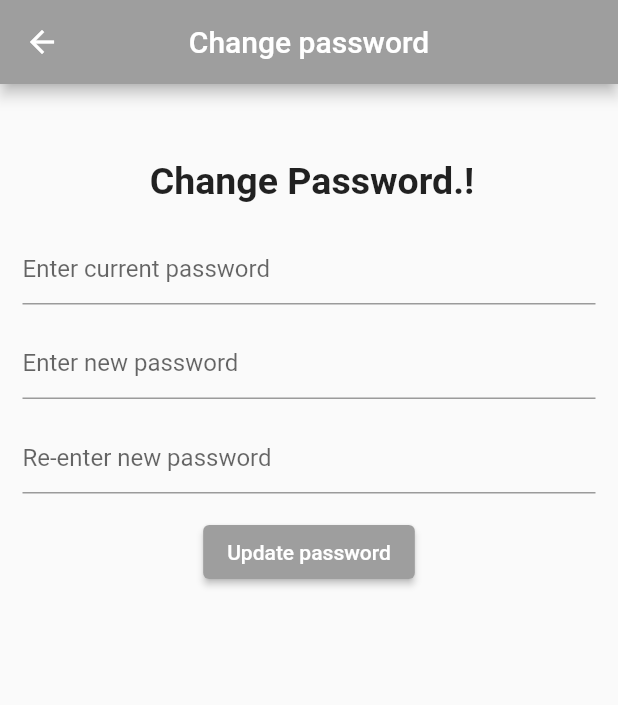
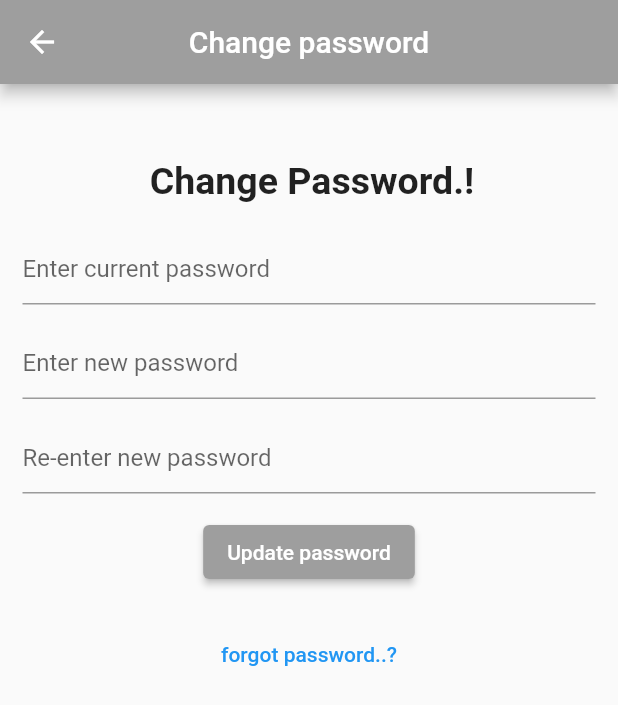
Before and after one commit to vivekhirani4/json-api-call-flutter, a Flutter app: the St_detail screen opened directly with empty values, after a tap on "Change passeword", on a phone screen of 412 x 824 dp. Shown: the top 705 px of the screen. Run offline on Flutter 3.47's test engine with Material 2 defaults, Android fonts, the phone set to English and light mode, and no system bars; our stand-ins replace shared_preferences; accounts and stored records are empty; network calls fail.

Commit message:
v1
minor changes

```diff
--- a/student_api/lib/change_password.dart
+++ b/student_api/lib/change_password.dart
@@ -53,6 +53,19 @@ class _ChangePasswordState extends State<ChangePassword> {
     }
   }
 
+  void _forgotPass() async {
+
+    SharedPreferences srf = await SharedPreferences.getInstance();
+    var st_email = srf.getString('st_email');
+
+    var url =
+        Uri.https('akashsir.in', '/myapi/crud/student-forgot-password-api.php');
+    var response = await http.post(url, body: {'st_email': st_email});
+    print('response code : ${response.statusCode}');
+    print('response body : ${response.body}');
+    print('Password has sent to ${st_email} account check your mail');
+  }
+
   @override
   Widget build(BuildContext context) {
     return Scaffold(
@@ -61,7 +74,8 @@ class _ChangePasswordState extends State<ChangePassword> {
         title: Text('Change password'),
         centerTitle: true,
       ),
-      body: Padding(
+      body: SingleChildScrollView(
+        child: Padding(
           padding: EdgeInsets.all(15),
           child: Column(
             children: [
@@ -107,8 +121,19 @@ class _ChangePasswordState extends State<ChangePassword> {
                 },
                 child: Text('Update password'),
                 style: ElevatedButton.styleFrom(primary: Colors.grey),
-            )
+              ),
+              SizedBox(
+                height: 20,
+              ),
+              TextButton(
+                onPressed: () {
+                  setState(() {
+                    _forgotPass();
+                  });
+                },
+                child: Text('forgot password..?'))
             ],
+          ),
         ),
       ),
     );
--- a/student_api/lib/login.dart
+++ b/student_api/lib/login.dart
@@ -37,6 +37,7 @@ class _LoginState extends State<Login> {
     SharedPreferences srf = await SharedPreferences.getInstance();
     await srf.setString('st_id', s_id);
     await srf.setString('pass', pass);
+    await srf.setString('st_email', id.text);
 
 
     var st_name = mymap['st_name'];
@@ -71,6 +72,7 @@ class _LoginState extends State<Login> {
 
   TextEditingController id = TextEditingController();
   TextEditingController password = TextEditingController();
+
 
   @override
   Widget build(BuildContext context) {
--- a/student_api/lib/st_details.dart
+++ b/student_api/lib/st_details.dart
@@ -18,8 +18,7 @@ class St_detail extends StatefulWidget {
       required this.name,
       required this.email,
       required this.mobile,
-      required this.gender
-      });
+      required this.gender});
 
   @override
   State<St_detail> createState() => _St_detailState();
@@ -30,19 +29,19 @@ class _St_detailState extends State<St_detail> {
   Widget build(BuildContext context) {
     return Scaffold(
       appBar: AppBar(
-        title: Text('Students details'),
+        title: const Text('Students details'),
         backgroundColor: Colors.grey,
         actions: [
           IconButton(
             onPressed: () {},
-            icon: Icon(Icons.notifications_none),
+            icon: const Icon(Icons.notifications_none),
           ),
         ],
       ),
       body: SingleChildScrollView(
         child: Center(
           child: Padding(
-            padding: EdgeInsets.all(13),
+            padding: const EdgeInsets.all(13),
             child: Column(
               children: [
                 const Icon(
@@ -108,14 +107,18 @@ class _St_detailState extends State<St_detail> {
                     ),
                     child: Row(
                       mainAxisAlignment: MainAxisAlignment.center,
-                      children: [
-                        const Text(
+                      children: const [
+                        Text(
                           'Edit profile',
                           style: TextStyle(color: Colors.black, fontSize: 17),
                         ),
-                        SizedBox(width: 5,),
-                        Icon(Icons.edit,
-                        color: Colors.black,)
+                        SizedBox(
+                          width: 5,
+                        ),
+                        Icon(
+                          Icons.edit,
+                          color: Colors.black,
+                        )
                       ],
                     ),
                   ),
@@ -127,13 +130,17 @@ class _St_detailState extends State<St_detail> {
                   onPressed: () {
                     setState(() {
                       Navigator.push(
-                          context, MaterialPageRoute(builder: (context) => ChangePassword(),));
+                          context,
+                          MaterialPageRoute(
+                            builder: (context) => ChangePassword(),
+                          ));
                     });
                   },
-                    child: Text(
+                  child: const Text(
                     'Change passeword',
                     style: TextStyle(color: Colors.red),
-                    ))
+                  ),
+                )
               ],
             ),
           ),
```
Lines whose indentation alone changed are shown as unchanged.
